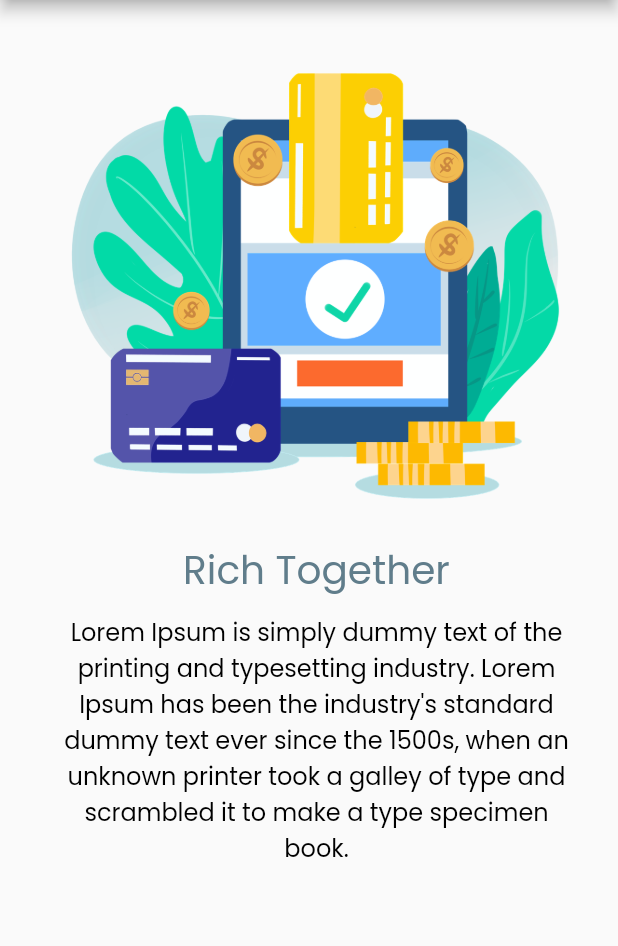
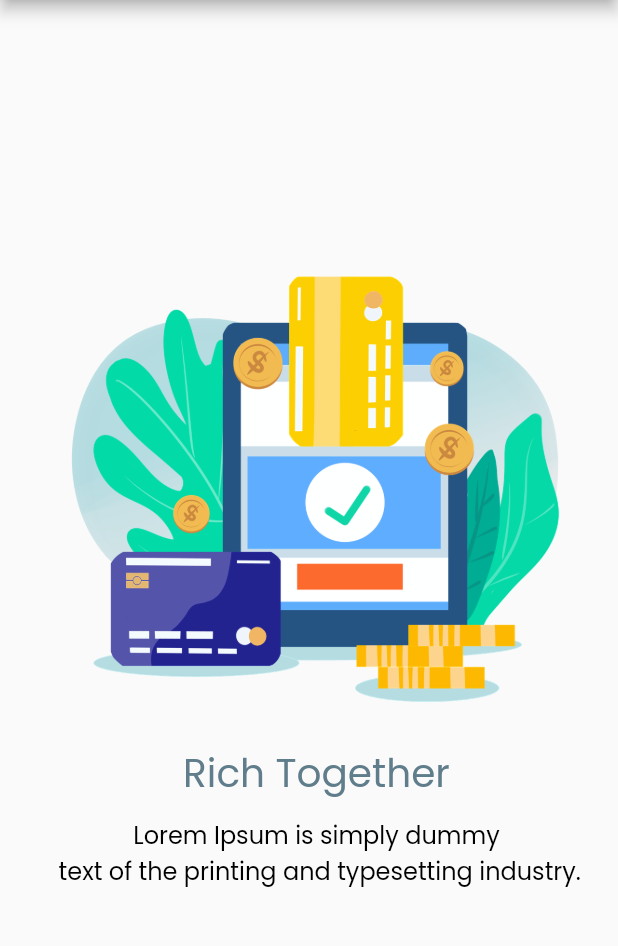
Before and after one commit to zaenalashter/cashy_app, a Flutter app: the screen it shows after launch, on a phone screen of 412 x 824 dp, the part 84-1030 px from its top. Run offline on Flutter 3.47's test engine with Material 2 defaults, Android fonts, the phone set to English and light mode, and no system bars.

Commit message:
AxixAlignment Property

```diff
--- a/lib/main.dart
+++ b/lib/main.dart
@@ -34,8 +34,12 @@ class MyApp extends StatelessWidget {
           child: Container(
             // color: Colors.indigo,
             margin: EdgeInsets.only(left: 33, right: 23),
-            padding: EdgeInsets.only(top: 40),
-            child: Column(
+            padding: EdgeInsets.only(top: 0),
+            child: Row(
+              mainAxisAlignment: MainAxisAlignment.center,
+              children: [
+                Column(
+                  mainAxisAlignment: MainAxisAlignment.center,
                   children: <Widget>[
                     Image(
                       image: AssetImage('assets/images/payments.png'),
@@ -46,9 +50,11 @@ class MyApp extends StatelessWidget {
                       child: Text("Rich Together", style: mainHeader),
                     ),
                     Text(
-                  "Lorem Ipsum is simply dummy text of the printing and typesetting industry. Lorem Ipsum has been the industry's standard dummy text ever since the 1500s, when an unknown printer took a galley of type and scrambled it to make a type specimen book.",
+                      "Lorem Ipsum is simply dummy \n text of the printing and typesetting industry.",
                       style: subHeader,
                       textAlign: TextAlign.center,
+                    ),
+                  ],
                 ),
               ],
             ),
```
Lines whose indentation alone changed are shown as unchanged.
